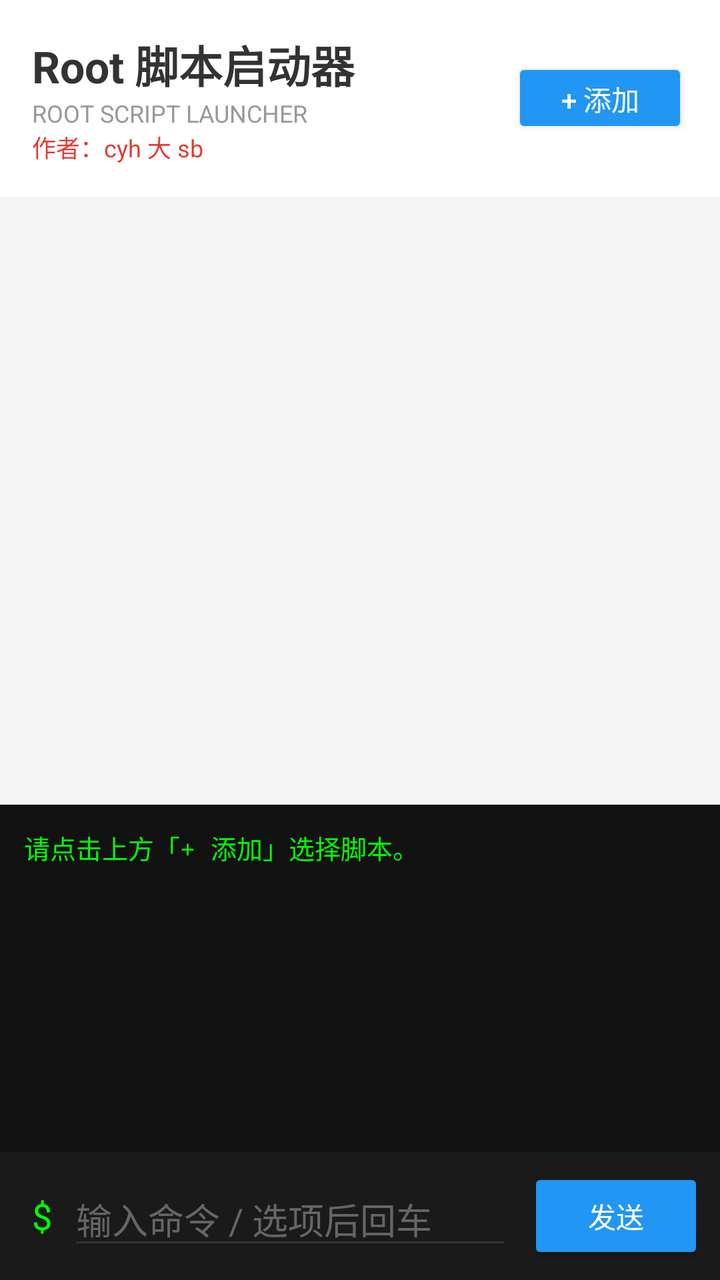
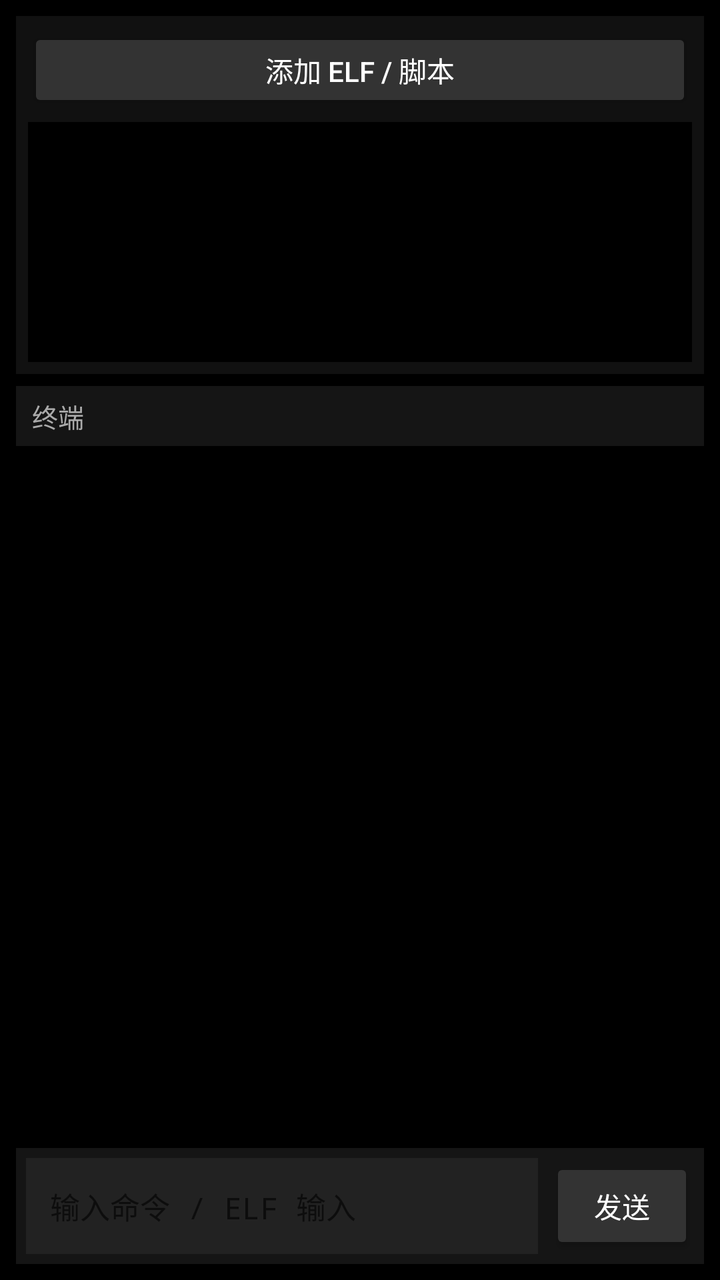

Compare the two renders of this Android layout. The source of the first and the diff that turns it into the second are given below.
<!-- AndroidManifest.xml: application theme Theme.AppCompat.Light.NoActionBar -->
<!-- res/layout/activity_main.xml -->
<?xml version="1.0" encoding="utf-8"?>
<androidx.constraintlayout.widget.ConstraintLayout xmlns:android="http://schemas.android.com/apk/res/android"
    xmlns:app="http://schemas.android.com/apk/res-auto"
    android:layout_width="match_parent"
    android:layout_height="match_parent"
    android:background="#F5F5F5"
    android:fitsSystemWindows="true">

    
    <LinearLayout
        android:id="@+id/topBar"
        android:layout_width="match_parent"
        android:layout_height="wrap_content"
        android:orientation="horizontal"
        android:padding="16dp"
        android:gravity="center_vertical"
        android:background="#FFFFFF"
        app:layout_constraintTop_toTopOf="parent">

        <LinearLayout
            android:layout_width="0dp"
            android:layout_height="wrap_content"
            android:layout_weight="1"
            android:orientation="vertical">
            <TextView
                android:layout_width="wrap_content"
                android:layout_height="wrap_content"
                android:text="Root 脚本启动器"
                android:textSize="22sp"
                android:textStyle="bold"
                android:textColor="#333333" />
            <TextView
                android:layout_width="wrap_content"
                android:layout_height="wrap_content"
                android:text="ROOT SCRIPT LAUNCHER"
                android:textSize="12sp"
                android:textColor="#999999" />
            <TextView
                android:layout_width="wrap_content"
                android:layout_height="wrap_content"
                android:text="作者：cyh 大 sb"
                android:textSize="12sp"
                android:textColor="#E53935" />
        </LinearLayout>

        <Button
            android:id="@+id/btnAdd"
            android:layout_width="wrap_content"
            android:layout_height="40dp"
            android:text="+ 添加"
            android:textColor="#FFFFFF"
            android:backgroundTint="#2196F3" />
    </LinearLayout>

    
    <ListView
        android:id="@+id/lvScripts"
        android:layout_width="match_parent"
        android:layout_height="0dp"
        android:layout_margin="8dp"
        android:divider="@null"
        android:dividerHeight="8dp"
        android:background="@android:color/transparent"
        app:layout_constraintHeight_percent="0.45"
        app:layout_constraintTop_toBottomOf="@id/topBar" />

    
    <ScrollView
        android:id="@+id/scrollView"
        android:layout_width="match_parent"
        android:layout_height="0dp"
        android:layout_marginTop="8dp"
        android:background="#111111"
        app:layout_constraintBottom_toTopOf="@+id/bottomBar"
        app:layout_constraintTop_toBottomOf="@id/lvScripts">

        <TextView
            android:id="@+id/tvOutput"
            android:layout_width="match_parent"
            android:layout_height="wrap_content"
            android:fontFamily="monospace"
            android:textColor="#00FF00"
            android:textSize="13sp"
            android:padding="12dp"
            android:text="请点击上方「+ 添加」选择脚本。\n" />
    </ScrollView>

    
    <LinearLayout
        android:id="@+id/bottomBar"
        android:layout_width="match_parent"
        android:layout_height="wrap_content"
        android:orientation="horizontal"
        android:padding="8dp"
        android:background="#1A1A1A"
        android:gravity="center_vertical"
        app:layout_constraintBottom_toBottomOf="parent">

        <TextView
            android:layout_width="wrap_content"
            android:layout_height="wrap_content"
            android:text="$"
            android:textColor="#00FF00"
            android:textSize="18sp"
            android:paddingStart="8dp"
            android:paddingEnd="8dp" />

        <EditText
            android:id="@+id/etInput"
            android:layout_width="0dp"
            android:layout_height="wrap_content"
            android:layout_weight="1"
            android:hint="输入命令 / 选项后回车"
            android:textColor="#FFFFFF"
            android:textColorHint="#666666"
            android:backgroundTint="#333333"
            android:inputType="text" />

        <Button
            android:id="@+id/btnSend"
            android:layout_width="wrap_content"
            android:layout_height="wrap_content"
            android:text="发送"
            android:layout_marginStart="8dp"
            android:backgroundTint="#2196F3"
            android:textColor="#FFFFFF" />
    </LinearLayout>

</androidx.constraintlayout.widget.ConstraintLayout>
<!-- resources referenced by this layout -->
<resources>

</resources>

<!-- the commit's change to res/layout/activity_main.xml (unified diff, before → after) -->
@@ -1,129 +1,260 @@
 <?xml version="1.0" encoding="utf-8"?>
-<androidx.constraintlayout.widget.ConstraintLayout xmlns:android="http://schemas.android.com/apk/res/android"
-    xmlns:app="http://schemas.android.com/apk/res-auto"
+<LinearLayout
+    xmlns:android="http://schemas.android.com/apk/res/android"
+    xmlns:tools="http://schemas.android.com/tools"
+
     android:layout_width="match_parent"
     android:layout_height="match_parent"
-    android:background="#F5F5F5"
-    android:fitsSystemWindows="true">
-
-    
+
+    android:orientation="vertical"
+    android:background="#000000"
+
+    android:padding="8dp"
+
+    tools:context=".MainActivity">
+
+
+    
+    
+    
+
     <LinearLayout
-        android:id="@+id/topBar"
+
         android:layout_width="match_parent"
         android:layout_height="wrap_content"
-        android:orientation="horizontal"
-        android:padding="16dp"
-        android:gravity="center_vertical"
-        android:background="#FFFFFF"
-        app:layout_constraintTop_toTopOf="parent">
-
-        <LinearLayout
-            android:layout_width="0dp"
-            android:layout_height="wrap_content"
+
+        android:orientation="vertical"
+
+        android:background="#111111"
+
+        android:padding="6dp">
+
+
+        
+
+        <Button
+
+            android:id="@+id/btnAdd"
+
+            android:layout_width="match_parent"
+            android:layout_height="42dp"
+
+            android:text="添加 ELF / 脚本"
+
+            android:textSize="14sp"
+
+            android:textColor="#FFFFFF"
+
+            android:backgroundTint="#333333"
+
+            android:minHeight="0dp"
+
+            android:padding="0dp" />
+
+
+        
+
+        <ListView
+
+            android:id="@+id/lvScripts"
+
+            android:layout_width="match_parent"
+            android:layout_height="120dp"
+
+            android:layout_marginTop="5dp"
+
+            android:background="#000000"
+
+            android:divider="#333333"
+
+            android:dividerHeight="1dp"
+
+            android:overScrollMode="never"
+
+            android:scrollbars="vertical" />
+
+    </LinearLayout>
+
+
+    
+    
+    
+
+    <LinearLayout
+
+        android:layout_width="match_parent"
+
+        android:layout_height="0dp"
+
+        android:layout_weight="1"
+
+        android:layout_marginTop="6dp"
+
+        android:orientation="vertical"
+
+        android:background="#000000">
+
+
+        <TextView
+
+            android:layout_width="match_parent"
+            android:layout_height="30dp"
+
+            android:gravity="center_vertical"
+
+            android:paddingStart="8dp"
+            android:paddingEnd="8dp"
+
+            android:text="终端"
+
+            android:textColor="#AAAAAA"
+            android:textSize="13sp"
+
+            android:background="#151515" />
+
+
+        
+        
+        
+
+        <ScrollView
+
+            android:id="@+id/scrollView"
+
+            android:layout_width="match_parent"
+
+            android:layout_height="0dp"
+
             android:layout_weight="1"
-            android:orientation="vertical">
+
+            android:background="#000000"
+
+            android:fillViewport="true"
+
+            android:overScrollMode="never"
+
+            android:scrollbars="vertical">
+
+
             <TextView
-                android:layout_width="wrap_content"
+
+                android:id="@+id/tvOutput"
+
+                android:layout_width="match_parent"
+
                 android:layout_height="wrap_content"
-                android:text="Root 脚本启动器"
-                android:textSize="22sp"
-                android:textStyle="bold"
-                android:textColor="#333333" />
-            <TextView
-                android:layout_width="wrap_content"
-                android:layout_height="wrap_content"
-                android:text="ROOT SCRIPT LAUNCHER"
-                android:textSize="12sp"
-                android:textColor="#999999" />
-            <TextView
-                android:layout_width="wrap_content"
-                android:layout_height="wrap_content"
-                android:text="作者：cyh 大 sb"
-                android:textSize="12sp"
-                android:textColor="#E53935" />
-        </LinearLayout>
-
-        <Button
-            android:id="@+id/btnAdd"
-            android:layout_width="wrap_content"
-            android:layout_height="40dp"
-            android:text="+ 添加"
-            android:textColor="#FFFFFF"
-            android:backgroundTint="#2196F3" />
+
+                android:minHeight="match_parent"
+
+                android:padding="10dp"
+
+                android:text=""
+
+                android:textColor="#FFFFFF"
+
+                android:textSize="14sp"
+
+                android:fontFamily="monospace"
+
+                android:lineSpacingExtra="2dp"
+
+                android:gravity="top|start"
+
+                android:textIsSelectable="true" />
+
+        </ScrollView>
+
     </LinearLayout>
 
-    
-    <ListView
-        android:id="@+id/lvScripts"
-        android:layout_width="match_parent"
-        android:layout_height="0dp"
-        android:layout_margin="8dp"
-        android:divider="@null"
-        android:dividerHeight="8dp"
-        android:background="@android:color/transparent"
-        app:layout_constraintHeight_percent="0.45"
-        app:layout_constraintTop_toBottomOf="@id/topBar" />
-
-    
-    <ScrollView
-        android:id="@+id/scrollView"
-        android:layout_width="match_parent"
-        android:layout_height="0dp"
-        android:layout_marginTop="8dp"
-        android:background="#111111"
-        app:layout_constraintBottom_toTopOf="@+id/bottomBar"
-        app:layout_constraintTop_toBottomOf="@id/lvScripts">
-
-        <TextView
-            android:id="@+id/tvOutput"
-            android:layout_width="match_parent"
-            android:layout_height="wrap_content"
-            android:fontFamily="monospace"
-            android:textColor="#00FF00"
-            android:textSize="13sp"
-            android:padding="12dp"
-            android:text="请点击上方「+ 添加」选择脚本。\n" />
-    </ScrollView>
-
-    
+
+    
+    
+    
+
     <LinearLayout
-        android:id="@+id/bottomBar"
+
         android:layout_width="match_parent"
         android:layout_height="wrap_content"
+
+        android:layout_marginTop="6dp"
+
         android:orientation="horizontal"
-        android:padding="8dp"
-        android:background="#1A1A1A"
+
         android:gravity="center_vertical"
-        app:layout_constraintBottom_toBottomOf="parent">
-
-        <TextView
-            android:layout_width="wrap_content"
-            android:layout_height="wrap_content"
-            android:text="$"
-            android:textColor="#00FF00"
-            android:textSize="18sp"
-            android:paddingStart="8dp"
-            android:paddingEnd="8dp" />
+
+        android:background="#151515"
+
+        android:padding="5dp">
+
+
+        
 
         <EditText
+
             android:id="@+id/etInput"
+
             android:layout_width="0dp"
-            android:layout_height="wrap_content"
+
+            android:layout_height="48dp"
+
             android:layout_weight="1"
-            android:hint="输入命令 / 选项后回车"
+
+            android:background="#222222"
+
+            android:hint="输入命令 / ELF 输入"
+
+            android:hintTextColor="#777777"
+
             android:textColor="#FFFFFF"
-            android:textColorHint="#666666"
+
+            android:textColorHighlight="#555555"
+
+            android:textSize="15sp"
+
+            android:fontFamily="monospace"
+
+            android:singleLine="true"
+
+            android:imeOptions="actionSend"
+
+            android:inputType="text"
+
+            android:paddingStart="12dp"
+
+            android:paddingEnd="12dp"
+
+            android:paddingTop="0dp"
+
+            android:paddingBottom="0dp" />
+
+
+        
+
+        <Button
+
+            android:id="@+id/btnSend"
+
+            android:layout_width="72dp"
+
+            android:layout_height="48dp"
+
+            android:layout_marginStart="6dp"
+
+            android:text="发送"
+
+            android:textSize="14sp"
+
+            android:textColor="#FFFFFF"
+
             android:backgroundTint="#333333"
-            android:inputType="text" />
-
-        <Button
-            android:id="@+id/btnSend"
-            android:layout_width="wrap_content"
-            android:layout_height="wrap_content"
-            android:text="发送"
-            android:layout_marginStart="8dp"
-            android:backgroundTint="#2196F3"
-            android:textColor="#FFFFFF" />
+
+            android:minHeight="0dp"
+
+            android:minWidth="0dp"
+
+            android:padding="0dp" />
+
     </LinearLayout>
 
-</androidx.constraintlayout.widget.ConstraintLayout>
+
+</LinearLayout>
